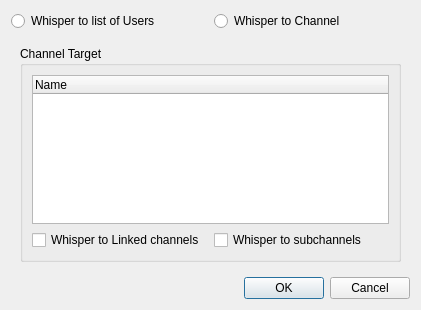
mumble-voip/mumble, file src/mumble/GlobalShortcutTarget.ui: the form before one commit.
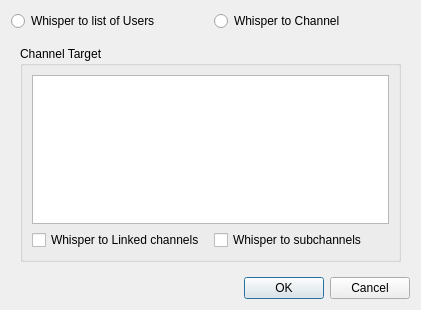
The form after the commit.

Commit message: Shortcut Editor for Whisper

Diff of the .ui file:
```diff
--- a/src/mumble/GlobalShortcutTarget.ui
+++ b/src/mumble/GlobalShortcutTarget.ui
@@ -36,6 +36,18 @@
          <layout class="QGridLayout" name="gridLayout_3">
           <item row="0" column="0" colspan="2">
            <widget class="QTreeWidget" name="qtwChannels">
+            <property name="indentation">
+             <number>10</number>
+            </property>
+            <property name="rootIsDecorated">
+             <bool>true</bool>
+            </property>
+            <property name="sortingEnabled">
+             <bool>true</bool>
+            </property>
+            <property name="headerHidden">
+             <bool>true</bool>
+            </property>
             <column>
              <property name="text">
               <string notr="true">Name</string>
```
The commit also changes 3 other files.
